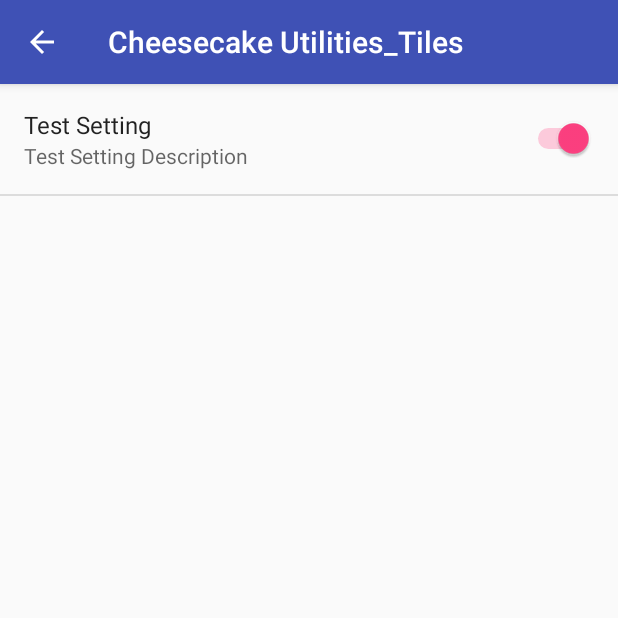
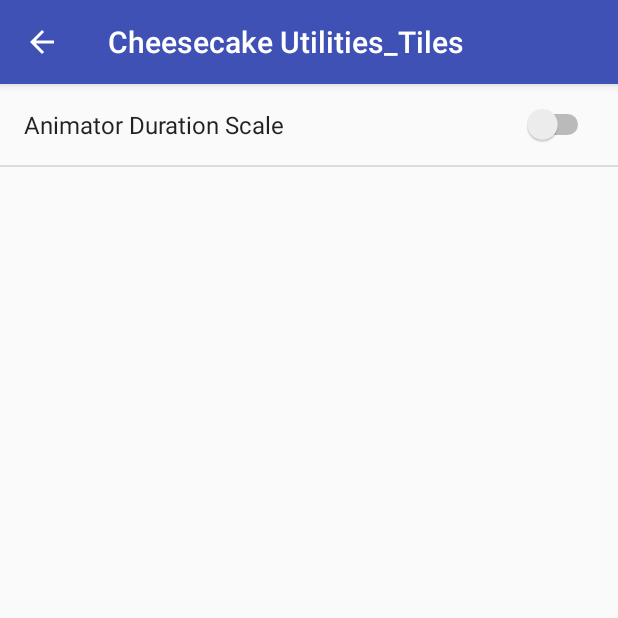
Before and after one commit to itachi1706/CheesecakeUtilities_Tiles, an Android app: the screen it shows after launch (ConfigurationActivity), on a phone screen of 412 x 824 dp, the top half of it. Run offline under Robolectric (Android 15) with nearby library versions, the phone set to English and light mode, and no system bars; libraries missing offline, so code that uses them is left out: com.crashlytics.android, io.fabric.sdk; 1 statement that could not run was skipped.

Commit message:
Added a info screen on granting special permission.
Also added first tile. Animator Duration Changer

```diff
--- a/app/src/main/java/com/itachi1706/cheesecakeutilities_tiles/ConfigurationActivity.java
+++ b/app/src/main/java/com/itachi1706/cheesecakeutilities_tiles/ConfigurationActivity.java
@@ -1,14 +1,18 @@
 package com.itachi1706.cheesecakeutilities_tiles;
 
 
+import android.Manifest;
 import android.content.ComponentName;
+import android.content.DialogInterface;
 import android.content.Intent;
 import android.content.pm.PackageManager;
 import android.os.Bundle;
 import android.preference.Preference;
 import android.preference.PreferenceFragment;
 import android.preference.SwitchPreference;
+import android.support.v4.content.ContextCompat;
 import android.support.v7.app.ActionBar;
+import android.support.v7.app.AlertDialog;
 import android.support.v7.app.AppCompatActivity;
 import android.util.Log;
 import android.view.MenuItem;
@@ -52,6 +56,9 @@ public class ConfigurationActivity extends AppCompatActivity {
      * activity is showing a two-pane settings UI.
      */
     public static class GeneralPreferenceFragment extends PreferenceFragment implements Preference.OnPreferenceChangeListener {
+
+        private boolean ss, du;
+
         @Override
         public void onCreate(Bundle savedInstanceState) {
             super.onCreate(savedInstanceState);
@@ -76,8 +83,45 @@ public class ConfigurationActivity extends AppCompatActivity {
 
                 ((SwitchPreference) p).setChecked((getActivity().getPackageManager()
                         .getComponentEnabledSetting(new ComponentName(getActivity(), s)) == 1));
+            }
 
-            }
+            // Check permission grant state
+            ss = ContextCompat.checkSelfPermission(getActivity(), Manifest.permission.WRITE_SECURE_SETTINGS) == PackageManager.PERMISSION_GRANTED;
+            du = ContextCompat.checkSelfPermission(getActivity(), Manifest.permission.DUMP) == PackageManager.PERMISSION_GRANTED;
+
+            Preference additionalInfo = findPreference("info_additionalpermissions");
+            additionalInfo.setOnPreferenceClickListener(new Preference.OnPreferenceClickListener() {
+                @Override
+                public boolean onPreferenceClick(Preference preference) {
+                    new AlertDialog.Builder(getActivity()).setTitle("Additional Permissions")
+                            .setMessage("Some tiles require additional permissions to be granted. \n\n" +
+                                    "Permission Grant State\nWRITE_SECURE_SETTINGS: " + ss + "\nDUMP: " + du +
+                                    "\n\nTo grant these permissions, connect your device to a computer with ADB installed and execute the following commands:\n\n" +
+                                    getResources().getString(R.string.permission_command) + "\n\nClick share to share the commands required")
+                            .setPositiveButton(android.R.string.ok, null)
+                            .setNeutralButton("Share", new DialogInterface.OnClickListener() {
+                                @Override
+                                public void onClick(DialogInterface dialog, int which) {
+                                    // TODO: Share
+                                    Intent intent = new Intent(Intent.ACTION_SEND);
+                                    intent.putExtra(Intent.EXTRA_TEXT, getResources().getString(R.string.permission_command));
+                                    intent.setType("text/plain");
+                                    startActivity(intent);
+                                }
+                            }).show();
+                    return false;
+                }
+            });
+
+            if (ss && du) getPreferenceScreen().removePreference(additionalInfo);
+        }
+
+        @Override
+        public void onResume() {
+            super.onResume();
+            // Check permission grant state
+            ss = ContextCompat.checkSelfPermission(getActivity(), Manifest.permission.WRITE_SECURE_SETTINGS) == PackageManager.PERMISSION_GRANTED;
+            du = ContextCompat.checkSelfPermission(getActivity(), Manifest.permission.DUMP) == PackageManager.PERMISSION_GRANTED;
         }
 
         @Override
--- a/app/src/main/res/values/array.xml
+++ b/app/src/main/res/values/array.xml
@@ -1,6 +1,6 @@
 <?xml version="1.0" encoding="utf-8"?>
 <resources>
     <string-array name="toggleList">
-        <item>example_switch</item>
+        <item>tile_animatorduration</item>
     </string-array>
 </resources>
--- a/app/src/main/res/values/strings.xml
+++ b/app/src/main/res/values/strings.xml
@@ -4,7 +4,7 @@
     <string name="pref_title_test">Test Setting</string>
     <string name="pref_description_test">Test Setting Description</string>
 
-    <string name="permission_required_toast">ADB permissions need to be granted</string>
+    <string name="permission_required_toast">ADB permissions need to be granted. Refer to app for more information</string>
 
     <!-- Animation Duration Selector -->
     <string name="dialog_animator_duration_title">Animator duration scale</string>
@@ -15,4 +15,10 @@
     <string name="animation_scale_2x">Animation scale 2x</string>
     <string name="animation_scale_5x">Animation scale 5x</string>
     <string name="animation_scale_10x">Animation scale 10x</string>
+    <string name="tiletitle_animatorduration">Animator Duration Scale</string>
+
+    <!-- Grant Security -->
+    <string name="grant_permission">Grant Permissions</string>
+    <string name="permission_command">adb shell pm grant com.itachi1706.cheesecakeutilities_tiles android.permission.WRITE_SECURE_SETTINGS\n\nadb shell pm grant com.itachi1706.cheesecakeutilities_tiles android.permission.DUMP</string>
+    <string name="btn_label_share">Share</string>
 </resources>
--- a/app/src/main/res/xml/pref_general.xml
+++ b/app/src/main/res/xml/pref_general.xml
@@ -1,11 +1,26 @@
 <PreferenceScreen xmlns:android="http://schemas.android.com/apk/res/android">
 
-    <SwitchPreference
+    <!--<SwitchPreference
         android:defaultValue="true"
         android:key="example_switch"
         android:summary="@string/pref_description_test"
         android:title="@string/pref_title_test">
         <extra android:name="class"
-            android:value=".NewClass"/></SwitchPreference>
+            android:value=".NewClass"/>
+    </SwitchPreference>-->
+
+    <Preference
+        android:key="info_additionalpermissions"
+        android:title="Grant Additional Permissions"
+        android:summary="Click to view how to enable additional permissions" />
+
+    <SwitchPreference
+        android:defaultValue="false"
+        android:key="tile_animatorduration"
+        android:title="@string/tiletitle_animatorduration">
+        <extra
+            android:name="class"
+            android:value=".Tiles.ToggleAnimatorDurationService" />
+    </SwitchPreference>
 
 </PreferenceScreen>
```
Also changed, not shown: app/src/main/AndroidManifest.xml (+19 -0 lines).
